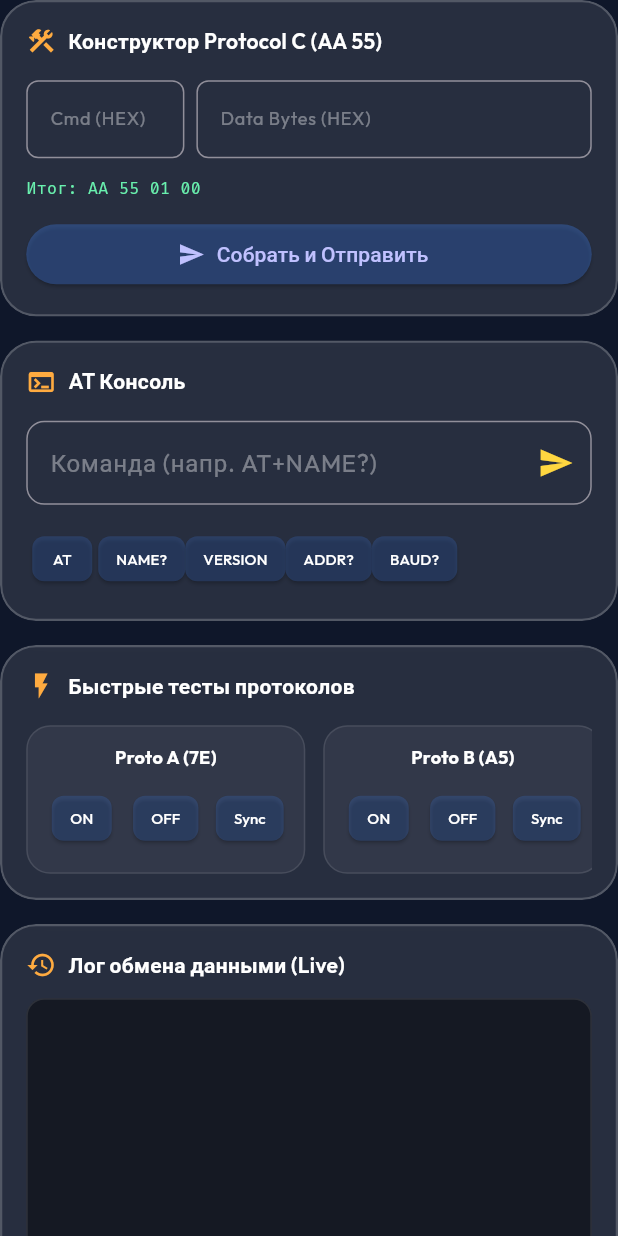
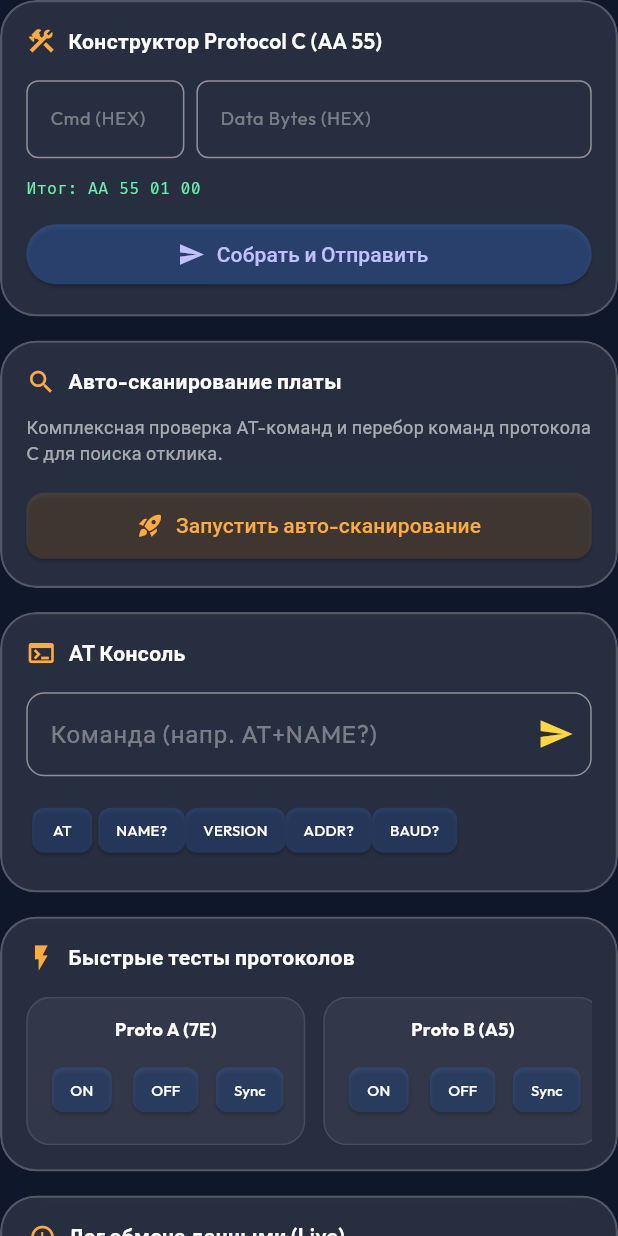
Before and after one commit to seoeaa/perfume_control_flutter, a Flutter app: the _ResearchControls widget shown alone on an empty page, opened directly with empty values, on a phone screen of 412 x 824 dp. Run offline on Flutter 3.47's test engine with Material 3 defaults, Android fonts, the phone set to English and light mode, and no system bars; our stand-ins replace flutter_blue_plus, google_fonts, permission_handler, shared_preferences; accounts and stored records are empty; network calls fail.

Commit message:
feat: версия 0.1.9, ручной запуск авто-сканирования в режиме исследований

```diff
--- a/lib/providers/bluetooth_provider.dart
+++ b/lib/providers/bluetooth_provider.dart
@@ -171,7 +171,7 @@ class BluetoothProvider with ChangeNotifier {
           // Send appropriate protocol-specific commands
           Future.delayed(const Duration(seconds: 1), () {
             if (isResearchMode) {
-              _runAutoProbe();
+              syncSettingsToDevice();
               return;
             }
 
@@ -192,11 +192,7 @@ class BluetoothProvider with ChangeNotifier {
         } else {
           // Fallback: try protocol A
         Future.delayed(const Duration(seconds: 1), () {
-          if (isResearchMode) {
-            _runAutoProbe();
-          } else {
-            syncSettingsToDevice();
-          }
+          syncSettingsToDevice();
         });
         }
       } else {
@@ -585,7 +581,7 @@ class BluetoothProvider with ChangeNotifier {
     }
   }
 
-  Future<void> _runAutoProbe() async {
+  Future<void> runAutoProbe() async {
     addToLog("🚀 STARTING AUTO-PROBE for Research Board...");
 
     final atCommands = ['AT', 'ATE1', 'AT+GMR', 'AT+NAME?', 'AT+VERSION', 'AT+ADDR?', 'AT+BAUD?', 'AT+MAC?'];
--- a/lib/ui/dashboard_screen.dart
+++ b/lib/ui/dashboard_screen.dart
@@ -819,6 +819,38 @@ class _ResearchControlsState extends State<_ResearchControls> {
         ),
         const SizedBox(height: 16),
 
+        // Auto-Probe Trigger
+        GlassCard(
+          borderRadius: BorderRadius.circular(24),
+          child: Column(
+            crossAxisAlignment: CrossAxisAlignment.start,
+            children: [
+              _header(Icons.search, 'Авто-сканирование платы'),
+              const SizedBox(height: 12),
+              Text(
+                'Комплексная проверка AT-команд и перебор команд протокола C для поиска отклика.',
+                style: GoogleFonts.outfit(color: Colors.white60, fontSize: 12),
+              ),
+              const SizedBox(height: 16),
+              SizedBox(
+                width: double.infinity,
+                child: ElevatedButton.icon(
+                  onPressed: () => widget.provider.runAutoProbe(),
+                  icon: const Icon(Icons.rocket_launch),
+                  label: const Text('Запустить авто-сканирование'),
+                  style: ElevatedButton.styleFrom(
+                    backgroundColor: Colors.orangeAccent.withValues(alpha: 0.15),
+                    foregroundColor: Colors.orangeAccent,
+                    padding: const EdgeInsets.symmetric(vertical: 12),
+                    shape: RoundedRectangleBorder(borderRadius: BorderRadius.circular(12)),
+                  ),
+                ),
+              ),
+            ],
+          ),
+        ),
+        const SizedBox(height: 16),
+
         // AT Console
         GlassCard(
           borderRadius: BorderRadius.circular(24),
```
